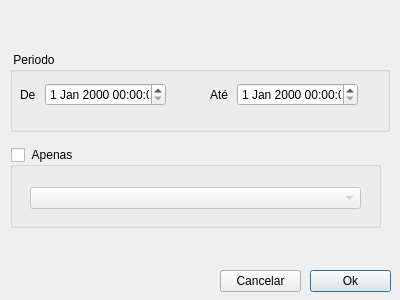
Before: the Qt Designer form plugins/QRadReport/reportlauncher.ui in MarcoBueno1/qrad, drawn with Qt 5.
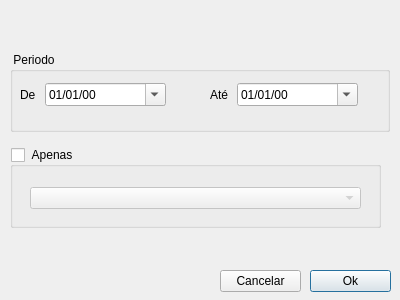
After: the same form once the commit is applied.

Commit message: Agora funcional com logica de combobox, etc.

Diff of the .ui file:
```diff
--- a/plugins/QRadReport/reportlauncher.ui
+++ b/plugins/QRadReport/reportlauncher.ui
@@ -89,6 +89,12 @@
       <height>23</height>
      </rect>
     </property>
+    <property name="displayFormat">
+     <string>dd/MM/yy</string>
+    </property>
+    <property name="calendarPopup">
+     <bool>true</bool>
+    </property>
    </widget>
    <widget class="QDateTimeEdit" name="dateTimeEditUntil">
     <property name="geometry">
@@ -99,6 +105,12 @@
       <height>23</height>
      </rect>
     </property>
+    <property name="displayFormat">
+     <string>dd/MM/yy</string>
+    </property>
+    <property name="calendarPopup">
+     <bool>true</bool>
+    </property>
    </widget>
    <widget class="QLabel" name="label">
     <property name="geometry">
```
The commit also changes 5 other files.
